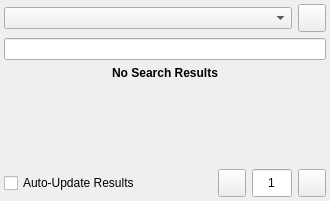
KDE/choqok, file src/searchwidget_base.ui: the form before one commit.
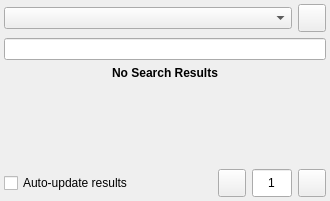
The form after the commit. Custom widgets are drawn as their Qt base class.

```diff
--- a/src/searchwidget_base.ui
+++ b/src/searchwidget_base.ui
@@ -105,7 +105,7 @@
    <item row="4" column="0">
     <widget class="QCheckBox" name="chkAutoUpdate">
      <property name="text">
-      <string>Auto-Update Results</string>
+      <string>Auto-update results</string>
      </property>
     </widget>
    </item>
```
Left out of the diff: 4 changed lines with no effect on the pictures.
